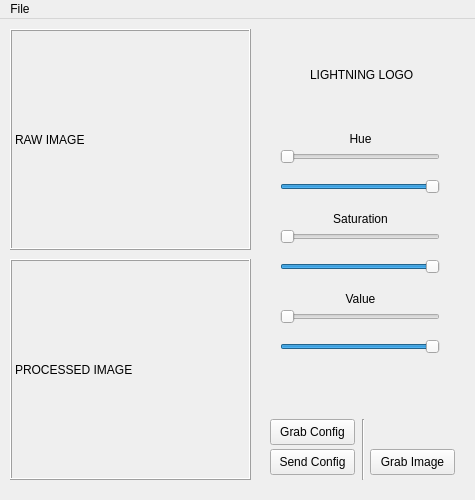
First picture: the form in res/layout/mainwindow.ui, repository mstojcevich/Flash-Vision, before the edit.
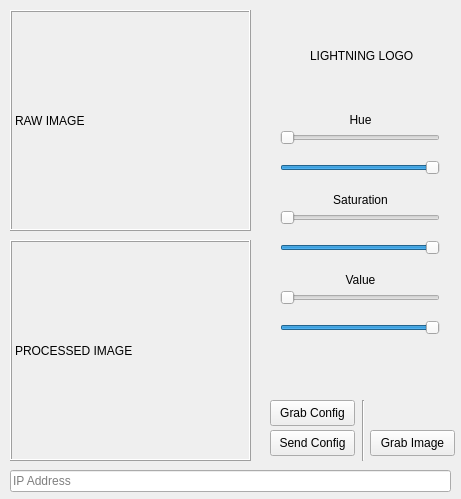
Second picture: the form after the edit.

Commit message: Add IP setting

```diff
--- a/res/layout/mainwindow.ui
+++ b/res/layout/mainwindow.ui
@@ -6,8 +6,8 @@
    <rect>
     <x>0</x>
     <y>0</y>
-    <width>475</width>
-    <height>500</height>
+    <width>461</width>
+    <height>499</height>
    </rect>
   </property>
   <property name="windowTitle">
@@ -279,23 +279,20 @@
      <string>LIGHTNING LOGO</string>
     </property>
    </widget>
-  </widget>
-  <widget class="QMenuBar" name="menuBar">
+   <widget class="QLineEdit" name="ipTextBox">
    <property name="geometry">
     <rect>
-     <x>0</x>
-     <y>0</y>
-     <width>475</width>
-     <height>23</height>
-    </rect>
-   </property>
-   <widget class="QMenu" name="menuWindows">
-    <property name="title">
-     <string>File</string>
+      <x>10</x>
+      <y>470</y>
+      <width>441</width>
+      <height>22</height>
+     </rect>
+    </property>
+    <property name="placeholderText">
+     <string>IP Address</string>
     </property>
     <addaction name="actionValues"/>
    </widget>
-   <addaction name="menuWindows"/>
   </widget>
   <action name="actionValues">
    <property name="checkable">
```
Left out of the diff: 1 changed line with no effect on the pictures. Lines whose indentation alone changed are shown as unchanged. The commit also changes 1 other file.
